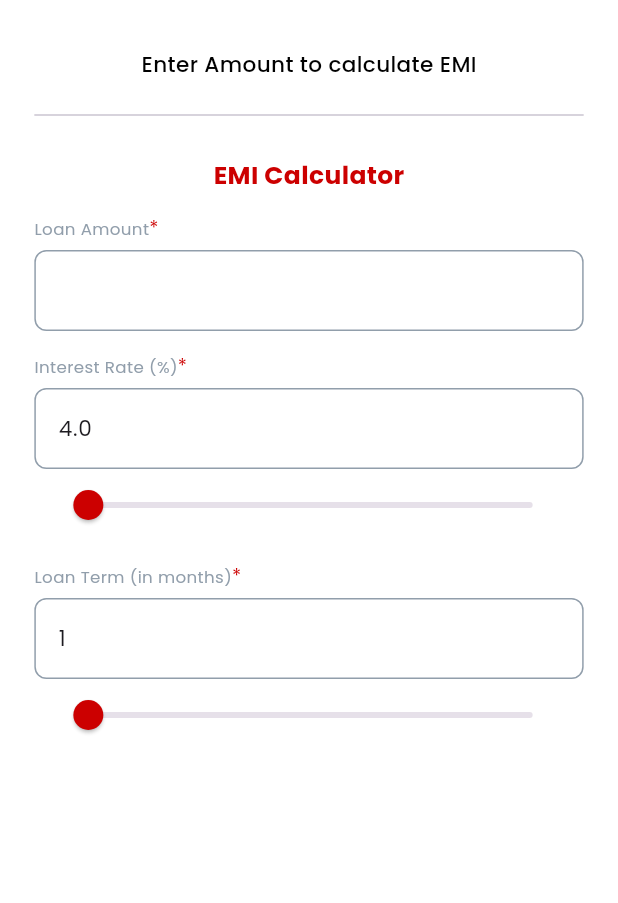
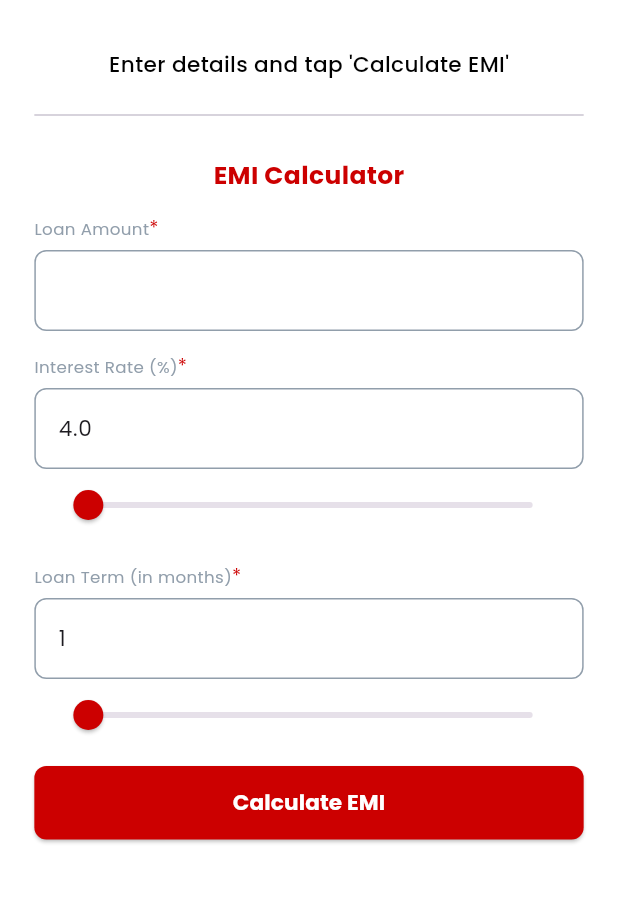
Before and after one commit to johnjahaziel/pravinhonda, a Flutter app: the Emicalculator screen opened directly, on a phone screen of 412 x 824 dp, the part 65-968 px from its top. Run offline on Flutter 3.47's test engine with Material 3 defaults, Android fonts, the light colour scheme and no system bars; our stand-ins replace bloc, fl_chart, flutter_bloc, fluttertoast, font_awesome_flutter, lottie and 2 more; accounts and stored records are empty.

Commit message:
emi calculatoe

```diff
--- a/lib/MenuScreen/emicalculator.dart
+++ b/lib/MenuScreen/emicalculator.dart
@@ -1,6 +1,9 @@
-import 'dart:math';
+import 'dart:convert';
 
 import 'package:flutter/material.dart';
+import 'package:flutter_bloc/flutter_bloc.dart';
+import 'package:http/http.dart' as http;
+import 'package:pravinhonda/bloc/auth_cubit.dart';
 import 'package:pravinhonda/utility/customs/customappBar.dart';
 import 'package:pravinhonda/utility/customs/customdrawer.dart';
 import 'package:pravinhonda/utility/customs/form-utility.dart';
@@ -22,6 +25,13 @@ class _EmicalculatorState extends State<Emicalculator> {
   double interestValue = 4.0;
   int loanTermValue = 1;
 
+  bool _isLoading = false;
+  Map<String, dynamic>? _emiResult;
+  String? _errorMessage;
+
+  final String _baseUrl = 'https://app.pravinhonda.com';
+  String get _emiUrl => '$_baseUrl/api/emi/calculate';
+
   @override
   void initState() {
     super.initState();
@@ -35,13 +45,11 @@ class _EmicalculatorState extends State<Emicalculator> {
 
   void _updateState() {
     setState(() {
-      // Parse and update interestValue
       final parsedInterest = double.tryParse(interestrate.text);
       if (parsedInterest != null && parsedInterest >= 4 && parsedInterest <= 20) {
         interestValue = parsedInterest;
       }
 
-      // Parse and update loanTermValue
       final parsedLoanTerm = int.tryParse(loanterm.text);
       if (parsedLoanTerm != null && parsedLoanTerm >= 1 && parsedLoanTerm <= 1000) {
         loanTermValue = parsedLoanTerm;
@@ -61,6 +69,89 @@ class _EmicalculatorState extends State<Emicalculator> {
     super.dispose();
   }
 
+  Future<void> _calculateEmi() async {
+    final loanAmountText = loanamount.text.trim();
+    final interestText = interestrate.text.trim();
+    final monthsText = loanterm.text.trim();
+
+    if (loanAmountText.isEmpty || interestText.isEmpty || monthsText.isEmpty) {
+      setState(() {
+        _errorMessage = 'Please fill all fields to calculate EMI';
+        _emiResult = null;
+      });
+      return;
+    }
+
+    final double? loanAmountValue = double.tryParse(loanAmountText);
+    final double? rateValue = double.tryParse(interestText);
+    final int? monthsValue = int.tryParse(monthsText);
+
+    if (loanAmountValue == null || rateValue == null || monthsValue == null) {
+      setState(() {
+        _errorMessage = 'Please enter valid numeric values';
+        _emiResult = null;
+      });
+      return;
+    }
+
+    setState(() {
+      _isLoading = true;
+      _errorMessage = null;
+    });
+
+    final token = BlocProvider.of<AuthCubit>(context).state.token;
+
+    try {
+      final response = await http.post(
+        Uri.parse(_emiUrl),
+        headers: {
+          'Content-Type': 'application/json',
+          'Authorization': 'Bearer $token',
+        },
+        body: jsonEncode({
+          "loan_amount": loanAmountValue,
+          "rate": rateValue,
+          "months": monthsValue,
+        }),
+      );
+
+      if (!mounted) return;
+
+      if (response.statusCode == 200 || response.statusCode == 201) {
+        final Map<String, dynamic> resBody = jsonDecode(response.body);
+
+        if (resBody['status'] == true && resBody['data'] != null) {
+          setState(() {
+            _emiResult = resBody['data'] as Map<String, dynamic>;
+            _errorMessage = null;
+          });
+        } else {
+          setState(() {
+            _emiResult = null;
+            _errorMessage = resBody['message']?.toString() ?? 'Failed to calculate EMI';
+          });
+        }
+      } else {
+        setState(() {
+          _emiResult = null;
+          _errorMessage = 'Server error: ${response.statusCode}';
+        });
+      }
+    } catch (e) {
+      if (!mounted) return;
+      setState(() {
+        _emiResult = null;
+        _errorMessage = 'Error calculating EMI: $e';
+      });
+    } finally {
+      if (mounted) {
+        setState(() {
+          _isLoading = false;
+        });
+      }
+    }
+  }
+
   @override
   Widget build(BuildContext context) {
     SizeConfig.init(context);
@@ -77,59 +168,14 @@ class _EmicalculatorState extends State<Emicalculator> {
               crossAxisAlignment: CrossAxisAlignment.start,
               children: [
                 const SizedBox(height: 20),
-                // EMI Results Section
+
                 Padding(
                   padding: const EdgeInsets.symmetric(horizontal: 12),
-                  child: Column(
-                    children: () {
-                      double principal = double.tryParse(loanamount.text) ?? 0;
-                      double annualRate = double.tryParse(interestrate.text) ?? 0;
-                      int term = int.tryParse(loanterm.text) ?? 0;
-
-                      if (principal == 0 || annualRate == 0 || term == 0) {
-                        return [
-                          Center(
-                            child: Text("Enter Amount to calculate EMI",
-                              style: TextStyle(
-                                fontFamily: 'Poppins',
-                                fontWeight: FontWeight.w500,
-                                fontSize: 16,
-                                color: Colors.black
-                              )
-                            ),
-                          ),
-                        ];
-                      }
-
-                      double monthlyRate = annualRate / 12 / 100;
-                      double emi = (principal * monthlyRate * pow(1 + monthlyRate, term)) /
-                          (pow(1 + monthlyRate, term) - 1);
-
-                      double totalPayment = emi * term;
-                      double totalInterest = totalPayment - principal;
-                      double interestPercentage = (totalInterest / principal) * 100;
-
-                      return [
-                        Row(
-                          children: [
-                            _buildBox("Monthly EMI", "₹${emi.toStringAsFixed(2)}", Colors.green),
-                            _buildBox("Total Interest", "₹${totalInterest.toStringAsFixed(2)}", Colors.orange),
-                          ],
-                        ),
-                        const SizedBox(height: 10),
-                        Row(
-                          children: [
-                            _buildBox("Payable Amount", "₹${totalPayment.toStringAsFixed(2)}", Colors.lightBlue),
-                            _buildBox("Interest Percentage", "${interestPercentage.toStringAsFixed(2)} %", Colors.cyan),
-                          ],
-                        ),
-                      ];
-                    }(),
-                  ),
+                  child: _buildResultSection(),
                 ),
 
                 const SizedBox(height: 15),
-                Divider(),
+                const Divider(),
                 const SizedBox(height: 20),
 
                 Center(
@@ -182,12 +228,122 @@ class _EmicalculatorState extends State<Emicalculator> {
                   ),
                 ),
 
+                const SizedBox(height: 10),
+
+                // Calculate Button
+                SizedBox(
+                  width: double.infinity,
+                  child: ElevatedButton(
+                    onPressed: _isLoading ? null : _calculateEmi,
+                    style: ElevatedButton.styleFrom(
+                      backgroundColor: kred,
+                      foregroundColor: Colors.white,
+                      padding: const EdgeInsets.symmetric(vertical: 14),
+                      shape: RoundedRectangleBorder(
+                        borderRadius: BorderRadius.circular(8),
+                      ),
+                    ),
+                    child: _isLoading
+                        ? SizedBox(
+                            height: 20,
+                            width: 20,
+                            child: CircularProgressIndicator(strokeWidth: 2,color: kred,),
+                          )
+                        : const Text(
+                            'Calculate EMI',
+                            style: TextStyle(fontSize: 16, fontWeight: FontWeight.bold),
+                          ),
+                  ),
+                ),
+
                 const SizedBox(height: 30),
               ],
             ),
           ),
         ),
       ),
+    );
+  }
+
+  /// Builds the top EMI result section based on API response / errors / empty state
+  Widget _buildResultSection() {
+    if (_isLoading && _emiResult == null) {
+      return Center(
+        child: Padding(
+          padding: EdgeInsets.all(16.0),
+          child: CircularProgressIndicator(
+            color: kred,
+          ),
+        ),
+      );
+    }
+
+    if (_errorMessage != null && _errorMessage!.isNotEmpty) {
+      return Center(
+        child: Padding(
+          padding: const EdgeInsets.all(12.0),
+          child: Text(
+            _errorMessage!,
+            textAlign: TextAlign.center,
+            style: const TextStyle(
+              fontFamily: 'Poppins',
+              fontWeight: FontWeight.w500,
+              fontSize: 16,
+              color: Colors.red,
+            ),
+          ),
+        ),
+      );
+    }
+
+    if (_emiResult == null) {
+      return const Center(
+        child: Text(
+          "Enter details and tap 'Calculate EMI'",
+          style: TextStyle(
+            fontFamily: 'Poppins',
+            fontWeight: FontWeight.w500,
+            fontSize: 16,
+            color: Colors.black,
+          ),
+        ),
+      );
+    }
+
+    // Safe extraction from API data
+    final String loanAmount = _emiResult?['loan_amount']?.toString() ?? '0.00';
+    final String totalInterest = _emiResult?['total_interest_amount']?.toString() ?? '0.00';
+    final String totalPayable = _emiResult?['total_payable_amount']?.toString() ?? '0.00';
+    final String emi = _emiResult?['calculated_emi']?.toString() ?? '0.00';
+    final String interestPercentage = _emiResult?['rate_of_interest']?.toString() ?? '0.00';
+    final int months = _emiResult?['loan_period_months'] ?? 0;
+
+    return Column(
+      children: [
+        Row(
+          children: [
+            _buildBox("Monthly EMI", "₹$emi", Colors.green),
+            _buildBox("Total Interest", "₹$totalInterest", Colors.orange),
+          ],
+        ),
+        const SizedBox(height: 10),
+        Row(
+          children: [
+            _buildBox("Payable Amount", "₹$totalPayable", Colors.lightBlue),
+            _buildBox("Interest Rate", "$interestPercentage %", Colors.cyan),
+          ],
+        ),
+        const SizedBox(height: 8),
+        Text(
+          "Loan Amount: ₹$loanAmount   |   Tenure: $months months",
+          textAlign: TextAlign.center,
+          style: const TextStyle(
+            fontFamily: 'Poppins',
+            fontSize: 14,
+            color: Colors.black54,
+          ),
+        ),
+      ],
     );
   }
 
@@ -204,10 +360,11 @@ class _EmicalculatorState extends State<Emicalculator> {
           children: [
             Text(
               title,
-              style: TextStyle(
-                  fontWeight: FontWeight.bold,
-                  color: Colors.black87,
-                  fontSize: 16),
+              style: const TextStyle(
+                fontWeight: FontWeight.bold,
+                color: Colors.black87,
+                fontSize: 16,
+              ),
             ),
             const SizedBox(height: 8),
             Container(
@@ -218,10 +375,12 @@ class _EmicalculatorState extends State<Emicalculator> {
               ),
               child: Text(
                 value,
-                style: TextStyle(
-                    fontSize: 16,
-                    color: Colors.white,
-                    fontWeight: FontWeight.bold),
+                textAlign: TextAlign.center,
+                style: const TextStyle(
+                  fontSize: 16,
+                  color: Colors.white,
+                  fontWeight: FontWeight.bold,
+                ),
               ),
             ),
           ],
```
